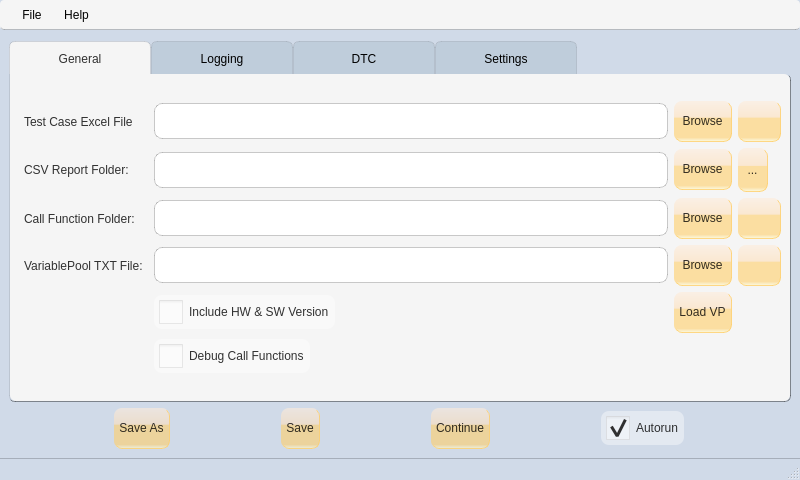
Before: the Qt Designer form AutomationGUI_ui.ui in vulevu121/AutomationGUI, drawn with Qt 5.
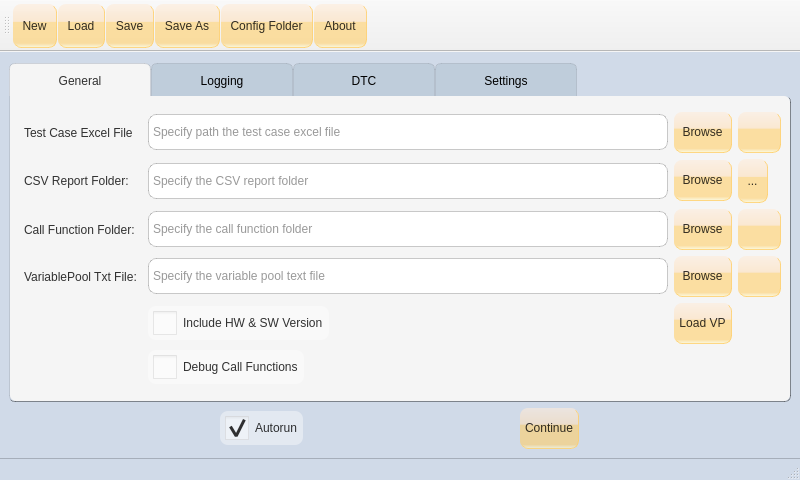
After: the same form once the commit is applied. Icons and pictures are not drawn.

Commit message: Replaced top menu with toolbar

```diff
--- a/AutomationGUI_ui.ui
+++ b/AutomationGUI_ui.ui
@@ -312,7 +312,7 @@
           <item row="4" column="0">
            <widget class="QLabel" name="variablePoolLabel">
             <property name="text">
-             <string>VariablePool TXT File:</string>
+             <string>VariablePool Txt File:</string>
             </property>
            </widget>
           </item>
@@ -324,7 +324,11 @@
            </widget>
           </item>
           <item row="2" column="1">
-           <widget class="QLineEdit" name="callFunctionEdit"/>
+           <widget class="QLineEdit" name="callFunctionEdit">
+            <property name="placeholderText">
+             <string>Specify the call function folder</string>
+            </property>
+           </widget>
           </item>
           <item row="5" column="2">
            <widget class="QPushButton" name="reloadVariablePoolBtn">
@@ -454,10 +458,18 @@
            </widget>
           </item>
           <item row="4" column="1">
-           <widget class="QLineEdit" name="variablePoolEdit"/>
+           <widget class="QLineEdit" name="variablePoolEdit">
+            <property name="placeholderText">
+             <string>Specify the variable pool text file</string>
+            </property>
+           </widget>
           </item>
           <item row="0" column="1">
-           <widget class="QLineEdit" name="testCaseExcelEdit"/>
+           <widget class="QLineEdit" name="testCaseExcelEdit">
+            <property name="placeholderText">
+             <string>Specify path the test case excel file</string>
+            </property>
+           </widget>
           </item>
           <item row="0" column="0">
            <widget class="QLabel" name="testCaseExcelLabel">
@@ -467,7 +479,17 @@
            </widget>
           </item>
           <item row="1" column="1">
-           <widget class="QLineEdit" name="csvReportEdit"/>
+           <widget class="QLineEdit" name="csvReportEdit">
+            <property name="placeholderText">
+             <string>Specify the CSV report folder</string>
+            </property>
+            <property name="cursorMoveStyle">
+             <enum>Qt::LogicalMoveStyle</enum>
+            </property>
+            <property name="clearButtonEnabled">
+             <bool>false</bool>
+            </property>
+           </widget>
           </item>
           <item row="1" column="0">
            <widget class="QLabel" name="csvReportLabel">
@@ -792,63 +814,6 @@
       <property name="leftMargin">
        <number>0</number>
       </property>
-      <item>
-       <widget class="QPushButton" name="saveAsBtn">
-        <property name="sizePolicy">
-         <sizepolicy hsizetype="Fixed" vsizetype="Fixed">
-          <horstretch>0</horstretch>
-          <verstretch>0</verstretch>
-         </sizepolicy>
-        </property>
-        <property name="text">
-         <string>Save As</string>
-        </property>
-        <property name="icon">
-         <iconset resource="AutomationGUI.qrc">
-          <normaloff>:/icon/graphics/baseline_save_black_24dp.png</normaloff>:/icon/graphics/baseline_save_black_24dp.png</iconset>
-        </property>
-       </widget>
-      </item>
-      <item>
-       <widget class="QPushButton" name="saveBtn">
-        <property name="sizePolicy">
-         <sizepolicy hsizetype="Fixed" vsizetype="Fixed">
-          <horstretch>0</horstretch>
-          <verstretch>0</verstretch>
-         </sizepolicy>
-        </property>
-        <property name="text">
-         <string>Save</string>
-        </property>
-        <property name="icon">
-         <iconset resource="AutomationGUI.qrc">
-          <normaloff>:/icon/graphics/baseline_save_black_24dp.png</normaloff>:/icon/graphics/baseline_save_black_24dp.png</iconset>
-        </property>
-        <property name="flat">
-         <bool>false</bool>
-        </property>
-       </widget>
-      </item>
-      <item>
-       <widget class="QPushButton" name="exitButton">
-        <property name="sizePolicy">
-         <sizepolicy hsizetype="Fixed" vsizetype="Fixed">
-          <horstretch>0</horstretch>
-          <verstretch>0</verstretch>
-         </sizepolicy>
-        </property>
-        <property name="text">
-         <string>Continue</string>
-        </property>
-        <property name="icon">
-         <iconset resource="AutomationGUI.qrc">
-          <normaloff>:/icon/graphics/baseline_exit_to_app_black_24dp.png</normaloff>:/icon/graphics/baseline_exit_to_app_black_24dp.png</iconset>
-        </property>
-        <property name="flat">
-         <bool>false</bool>
-        </property>
-       </widget>
-      </item>
       <item>
        <widget class="QCheckBox" name="autorunCheckBox">
         <property name="sizePolicy">
@@ -865,48 +830,58 @@
         </property>
        </widget>
       </item>
+      <item>
+       <widget class="QPushButton" name="exitButton">
+        <property name="sizePolicy">
+         <sizepolicy hsizetype="Fixed" vsizetype="Fixed">
+          <horstretch>0</horstretch>
+          <verstretch>0</verstretch>
+         </sizepolicy>
+        </property>
+        <property name="text">
+         <string>Continue</string>
+        </property>
+        <property name="icon">
+         <iconset resource="AutomationGUI.qrc">
+          <normaloff>:/icon/graphics/baseline_exit_to_app_black_24dp.png</normaloff>:/icon/graphics/baseline_exit_to_app_black_24dp.png</iconset>
+        </property>
+        <property name="flat">
+         <bool>false</bool>
+        </property>
+       </widget>
+      </item>
      </layout>
     </item>
    </layout>
   </widget>
-  <widget class="QMenuBar" name="menubar">
-   <property name="enabled">
-    <bool>true</bool>
-   </property>
-   <property name="geometry">
-    <rect>
-     <x>0</x>
-     <y>0</y>
-     <width>800</width>
-     <height>40</height>
-    </rect>
-   </property>
-   <widget class="QMenu" name="menuFile">
-    <property name="title">
-     <string>File</string>
-    </property>
-    <addaction name="actionNew"/>
-    <addaction name="actionLoad"/>
-    <addaction name="actionSave"/>
-    <addaction name="actionSaveAs"/>
-    <addaction name="separator"/>
-    <addaction name="actionOpenConfigFolder"/>
-    <addaction name="actionExit"/>
-   </widget>
-   <widget class="QMenu" name="menuHelp">
-    <property name="title">
-     <string>Help</string>
-    </property>
-    <addaction name="actionAbout"/>
-   </widget>
-   <addaction name="menuFile"/>
-   <addaction name="menuHelp"/>
-  </widget>
   <widget class="QStatusBar" name="statusbar">
    <property name="sizeGripEnabled">
     <bool>true</bool>
    </property>
   </widget>
+  <widget class="QToolBar" name="toolBar">
+   <property name="windowTitle">
+    <string>toolBar</string>
+   </property>
+   <property name="toolButtonStyle">
+    <enum>Qt::ToolButtonTextUnderIcon</enum>
+   </property>
+   <property name="floatable">
+    <bool>false</bool>
+   </property>
+   <attribute name="toolBarArea">
+    <enum>TopToolBarArea</enum>
+   </attribute>
+   <attribute name="toolBarBreak">
+    <bool>false</bool>
+   </attribute>
+   <addaction name="actionNew"/>
+   <addaction name="actionLoad"/>
+   <addaction name="actionSave"/>
+   <addaction name="actionSaveAs"/>
+   <addaction name="actionConfigFolder"/>
+   <addaction name="actionAbout"/>
+  </widget>
   <action name="actionSave">
    <property name="icon">
     <iconset resource="AutomationGUI.qrc">
@@ -934,13 +909,13 @@
     <string>About</string>
    </property>
   </action>
-  <action name="actionOpenConfigFolder">
+  <action name="actionConfigFolder">
    <property name="icon">
     <iconset resource="AutomationGUI.qrc">
-     <normaloff>:/icon/graphics/baseline_open_in_browser_black_24dp.png</normaloff>:/icon/graphics/baseline_open_in_browser_black_24dp.png</iconset>
+     <normaloff>:/icon/graphics/baseline_folder_black_24dp.png</normaloff>:/icon/graphics/baseline_folder_black_24dp.png</iconset>
    </property>
    <property name="text">
-    <string>Open Config Folder</string>
+    <string>Config Folder</string>
    </property>
   </action>
   <action name="actionLoad">
@@ -955,7 +930,7 @@
   <action name="actionSaveAs">
    <property name="icon">
     <iconset resource="AutomationGUI.qrc">
-     <normaloff>:/icon/graphics/baseline_save_black_24dp.png</normaloff>:/icon/graphics/baseline_save_black_24dp.png</iconset>
+     <normaloff>:/icon/graphics/outline_save_black_24dp.png</normaloff>:/icon/graphics/outline_save_black_24dp.png</iconset>
    </property>
    <property name="text">
     <string>Save As</string>
@@ -970,14 +945,6 @@
     <string>New</string>
    </property>
   </action>
-  <action name="actionShow_Debug_Messages">
-   <property name="checkable">
-    <bool>true</bool>
-   </property>
-   <property name="text">
-    <string>Show Debug Messages</string>
-   </property>
-  </action>
  </widget>
  <resources>
   <include location="AutomationGUI.qrc"/>
```
Left out of the diff: 32 changed lines with no effect on the pictures. The commit also changes 5 other files.
